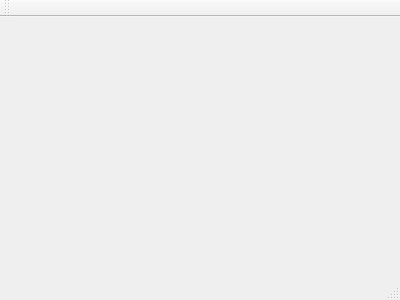
The window that mainwindow.ui (chester5009/diplom) describes before a commit, drawn with Qt 5.
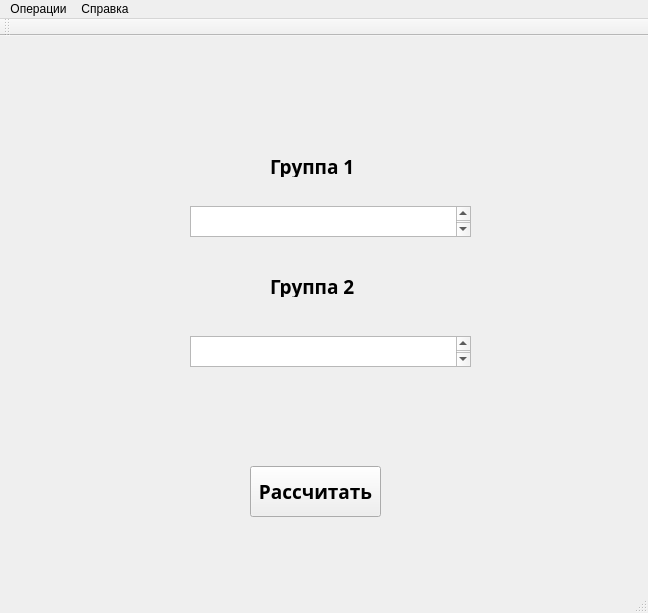
The same window after the commit.

```diff
--- a/mainwindow.ui
+++ b/mainwindow.ui
@@ -1,24 +1,183 @@
 <ui version="4.0">
  <class>MainWindow</class>
- <widget class="QMainWindow" name="MainWindow" >
-  <property name="geometry" >
+ <widget class="QMainWindow" name="MainWindow">
+  <property name="geometry">
    <rect>
     <x>0</x>
     <y>0</y>
-    <width>400</width>
-    <height>300</height>
+    <width>648</width>
+    <height>613</height>
    </rect>
   </property>
   <property name="windowTitle" >
    <string>MainWindow</string>
   </property>
-  <widget class="QMenuBar" name="menuBar" />
-  <widget class="QToolBar" name="mainToolBar" />
-  <widget class="QWidget" name="centralWidget" />
-  <widget class="QStatusBar" name="statusBar" />
+  <widget class="QWidget" name="centralWidget">
+   <widget class="QStackedWidget" name="stackedWidget">
+    <property name="geometry">
+     <rect>
+      <x>10</x>
+      <y>10</y>
+      <width>621</width>
+      <height>551</height>
+     </rect>
+    </property>
+    <property name="currentIndex">
+     <number>0</number>
+    </property>
+    <widget class="QWidget" name="page">
+     <widget class="QLabel" name="label">
+      <property name="geometry">
+       <rect>
+        <x>260</x>
+        <y>110</y>
+        <width>131</width>
+        <height>21</height>
+       </rect>
+      </property>
+      <property name="font">
+       <font>
+        <family>Old English Text MT</family>
+        <pointsize>14</pointsize>
+        <weight>75</weight>
+        <bold>true</bold>
+       </font>
+      </property>
+      <property name="text">
+       <string>Группа 1</string>
+      </property>
+     </widget>
+     <widget class="QLabel" name="label_2">
+      <property name="geometry">
+       <rect>
+        <x>260</x>
+        <y>230</y>
+        <width>131</width>
+        <height>21</height>
+       </rect>
+      </property>
+      <property name="font">
+       <font>
+        <family>Old English Text MT</family>
+        <pointsize>14</pointsize>
+        <weight>75</weight>
+        <bold>true</bold>
+       </font>
+      </property>
+      <property name="text">
+       <string>Группа 2</string>
+      </property>
+     </widget>
+     <widget class="QTextEdit" name="textEdit">
+      <property name="geometry">
+       <rect>
+        <x>180</x>
+        <y>160</y>
+        <width>281</width>
+        <height>31</height>
+       </rect>
+      </property>
+      <property name="font">
+       <font>
+        <family>MS Reference Sans Serif</family>
+        <pointsize>12</pointsize>
+        <italic>true</italic>
+       </font>
+      </property>
+     </widget>
+     <widget class="QTextEdit" name="textEdit_2">
+      <property name="geometry">
+       <rect>
+        <x>180</x>
+        <y>290</y>
+        <width>281</width>
+        <height>31</height>
+       </rect>
+      </property>
+      <property name="font">
+       <font>
+        <family>MS Reference Sans Serif</family>
+        <pointsize>12</pointsize>
+        <italic>true</italic>
+       </font>
+      </property>
+     </widget>
+     <widget class="QPushButton" name="calculateButton">
+      <property name="geometry">
+       <rect>
+        <x>240</x>
+        <y>420</y>
+        <width>131</width>
+        <height>51</height>
+       </rect>
+      </property>
+      <property name="font">
+       <font>
+        <family>Poor Richard</family>
+        <pointsize>14</pointsize>
+        <weight>75</weight>
+        <bold>true</bold>
+       </font>
+      </property>
+      <property name="text">
+       <string>Рассчитать</string>
+      </property>
+     </widget>
+    </widget>
+    <widget class="QWidget" name="page_2"/>
+   </widget>
+  </widget>
+  <widget class="QMenuBar" name="menuBar">
+   <property name="geometry">
+    <rect>
+     <x>0</x>
+     <y>0</y>
+     <width>648</width>
+     <height>21</height>
+    </rect>
+   </property>
+   <widget class="QMenu" name="menu">
+    <property name="title">
+     <string>Операции</string>
+    </property>
+    <addaction name="action_csv"/>
+    <addaction name="action_input"/>
+    <addaction name="action_exit"/>
+   </widget>
+   <widget class="QMenu" name="menu_2">
+    <property name="title">
+     <string>Справка</string>
+    </property>
+   </widget>
+   <addaction name="menu"/>
+   <addaction name="menu_2"/>
+  </widget>
+  <widget class="QToolBar" name="mainToolBar">
+   <attribute name="toolBarArea">
+    <enum>TopToolBarArea</enum>
+   </attribute>
+   <attribute name="toolBarBreak">
+    <bool>false</bool>
+   </attribute>
+  </widget>
+  <widget class="QStatusBar" name="statusBar"/>
+  <action name="action_csv">
+   <property name="text">
+    <string>Считать из .csv</string>
+   </property>
+  </action>
+  <action name="action_exit">
+   <property name="text">
+    <string>Выход</string>
+   </property>
+  </action>
+  <action name="action_input">
+   <property name="text">
+    <string>Ввести вручную</string>
+   </property>
+  </action>
  </widget>
- <layoutDefault spacing="6" margin="11" />
- <pixmapfunction></pixmapfunction>
+ <layoutdefault spacing="6" margin="11"/>
  <resources/>
  <connections/>
 </ui>
```
Left out of the diff: 3 changed lines with no effect on the pictures.
